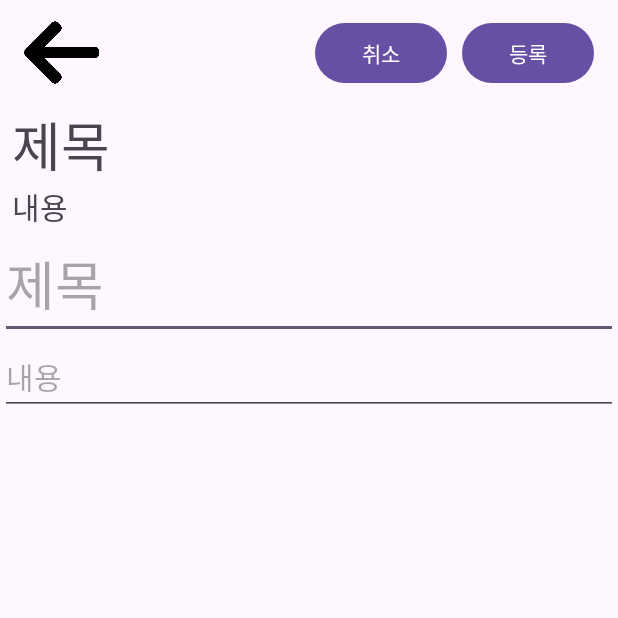
After one commit to hashilyze/BookManager, an Android app: the MemoDetailActivity screen opened directly, with no data from a screen before it, on a phone screen of 412 x 824 dp, the top half of it. The commit adds this screen. Run offline under Robolectric (Android 15) with nearby library versions, the phone set to English and light mode, and no system bars; 1 statement that could not run was skipped.

Commit message:
ADD: Memo CRUD

```diff
--- a/app/src/main/AndroidManifest.xml
+++ b/app/src/main/AndroidManifest.xml
@@ -14,6 +14,9 @@
         android:supportsRtl="true"
         android:theme="@style/Theme.BookManager"
         tools:targetApi="31">
+        <activity
+            android:name=".MemoDetailActivity"
+            android:exported="false" />
         <activity
             android:name=".MemoListActivity"
             android:exported="false" />
--- /dev/null
+++ b/app/src/main/res/layout/activity_memo_detail.xml
@@ -0,0 +1,159 @@
+<?xml version="1.0" encoding="utf-8"?>
+<androidx.constraintlayout.widget.ConstraintLayout xmlns:android="http://schemas.android.com/apk/res/android"
+    xmlns:app="http://schemas.android.com/apk/res-auto"
+    xmlns:tools="http://schemas.android.com/tools"
+    android:layout_width="match_parent"
+    android:layout_height="match_parent"
+    tools:context=".MemoDetailActivity">
+
+    <androidx.constraintlayout.widget.ConstraintLayout
+        android:id="@+id/constraintLayout2"
+        android:layout_width="match_parent"
+        android:layout_height="70dp"
+        app:layout_constraintEnd_toEndOf="parent"
+        app:layout_constraintStart_toStartOf="parent"
+        app:layout_constraintTop_toTopOf="parent">
+
+        <Button
+            android:id="@+id/btn_back"
+            android:layout_width="50dp"
+            android:layout_height="50dp"
+            android:layout_marginStart="16dp"
+            android:layout_marginTop="8dp"
+            android:layout_marginBottom="8dp"
+            android:background="#00000000"
+            android:foreground="@drawable/back_icon"
+            app:layout_constraintBottom_toBottomOf="parent"
+            app:layout_constraintStart_toStartOf="parent"
+            app:layout_constraintTop_toTopOf="parent"
+            tools:ignore="SpeakableTextPresentCheck" />
+
+        <LinearLayout
+            android:id="@+id/menu_write"
+            android:layout_width="wrap_content"
+            android:layout_height="wrap_content"
+            android:layout_marginTop="8dp"
+            android:layout_marginEnd="16dp"
+            android:layout_marginBottom="8dp"
+            android:orientation="horizontal"
+            android:visibility="visible"
+            app:layout_constraintBottom_toBottomOf="parent"
+            app:layout_constraintEnd_toEndOf="parent"
+            app:layout_constraintTop_toTopOf="parent">
+
+            <Button
+                android:id="@+id/btn_cancel"
+                android:layout_width="wrap_content"
+                android:layout_height="wrap_content"
+                android:layout_marginEnd="10dp"
+                android:text="취소" />
+
+            <Button
+                android:id="@+id/btn_commit"
+                android:layout_width="wrap_content"
+                android:layout_height="wrap_content"
+                android:layout_weight="1"
+                android:text="등록" />
+        </LinearLayout>
+
+        <LinearLayout
+            android:id="@+id/menu_view"
+            android:layout_width="wrap_content"
+            android:layout_height="wrap_content"
+            android:layout_marginTop="8dp"
+            android:layout_marginEnd="16dp"
+            android:layout_marginBottom="8dp"
+            android:orientation="horizontal"
+            android:visibility="gone"
+            app:layout_constraintBottom_toBottomOf="parent"
+            app:layout_constraintEnd_toEndOf="parent"
+            app:layout_constraintTop_toTopOf="parent">
+
+            <Button
+                android:id="@+id/btn_delete"
+                android:layout_width="wrap_content"
+                android:layout_height="wrap_content"
+                android:layout_marginEnd="10dp"
+                android:text="삭제하기" />
+
+            <Button
+                android:id="@+id/btn_edit"
+                android:layout_width="wrap_content"
+                android:layout_height="wrap_content"
+                android:layout_weight="1"
+                android:text="수정하기" />
+        </LinearLayout>
+
+    </androidx.constraintlayout.widget.ConstraintLayout>
+
+    <ScrollView
+        android:layout_width="match_parent"
+        android:layout_height="659dp"
+        app:layout_constraintEnd_toEndOf="parent"
+        app:layout_constraintStart_toStartOf="parent"
+        app:layout_constraintTop_toBottomOf="@+id/constraintLayout2">
+
+        <LinearLayout
+            android:layout_width="match_parent"
+            android:layout_height="wrap_content"
+            android:orientation="vertical">
+
+            <LinearLayout
+                android:id="@+id/tab_view"
+                android:layout_width="match_parent"
+                android:layout_height="match_parent"
+                android:orientation="vertical">
+
+                <TextView
+                    android:id="@+id/txt_title"
+                    android:layout_width="match_parent"
+                    android:layout_height="wrap_content"
+                    android:ellipsize="end"
+                    android:maxLines="1"
+                    android:paddingStart="8dp"
+                    android:paddingEnd="8dp"
+                    android:text="제목"
+                    android:textSize="35sp" />
+
+                <TextView
+                    android:id="@+id/txt_contents"
+                    android:layout_width="match_parent"
+                    android:layout_height="wrap_content"
+                    android:paddingStart="8dp"
+                    android:paddingEnd="8dp"
+                    android:text="내용"
+                    android:textSize="20sp" />
+
+            </LinearLayout>
+
+            <LinearLayout
+                android:id="@+id/tab_edit"
+                android:layout_width="match_parent"
+                android:layout_height="match_parent"
+                android:orientation="vertical"
+                android:visibility="visible">
+
+                <EditText
+                    android:id="@+id/input_title"
+                    android:layout_width="match_parent"
+                    android:layout_height="wrap_content"
+                    android:ellipsize="end"
+                    android:ems="10"
+                    android:hint="제목"
+                    android:inputType="text"
+                    android:maxLines="1"
+                    android:textSize="35sp" />
+
+                <EditText
+                    android:id="@+id/input_contents"
+                    android:layout_width="match_parent"
+                    android:layout_height="wrap_content"
+                    android:ems="10"
+                    android:gravity="start|top"
+                    android:hint="내용"
+                    android:inputType="textMultiLine"
+                    android:textSize="20sp" />
+            </LinearLayout>
+        </LinearLayout>
+    </ScrollView>
+</androidx.constraintlayout.widget.ConstraintLayout>
```
Also changed, not shown: app/src/main/java/com/example/bookmanager/MemoDetailActivity.kt (added, +158 -0 lines), app/src/main/java/com/example/bookmanager/MemoListActivity.kt (+10 -3 lines).
